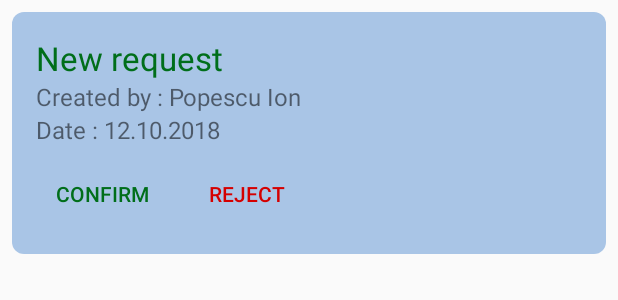
After one commit to catalinradoiu/MyMedicAndroid, an Android app: the layout awaiting_appointment_item.xml on its own in the app's theme, with its tools: preview values and no code run, on a phone screen of 412 x 824 dp. The commit adds this screen. Shown: the top 300 px of the screen. Run offline under Robolectric (Android 15) with nearby library versions, the phone set to English and light mode, and no system bars.

Commit message:
Implement awaiting appointment approve/reject flow

```diff
--- a/app/src/main/java/com/catalin/mymedic/MyMedicApplication.kt
+++ b/app/src/main/java/com/catalin/mymedic/MyMedicApplication.kt
@@ -4,6 +4,7 @@ import android.app.Application
 import com.catalin.mymedic.architecture.ApplicationComponent
 import com.catalin.mymedic.architecture.ApplicationModule
 import com.catalin.mymedic.architecture.DaggerApplicationComponent
+import com.catalin.mymedic.utils.FirebaseDatabaseConfig
 import com.google.firebase.database.FirebaseDatabase
 import com.google.firebase.messaging.FirebaseMessaging
 
@@ -22,6 +23,8 @@ class MyMedicApplication : Application() {
         super.onCreate()
         val database = FirebaseDatabase.getInstance()
         database.setPersistenceEnabled(true)
+        database.reference.child(FirebaseDatabaseConfig.MEDICAL_APPOINTMENTS_TABLE_NAME)
+            .keepSynced(true)
         FirebaseMessaging.getInstance().isAutoInitEnabled = true
     }
 }
--- a/app/src/main/java/com/catalin/mymedic/architecture/ApplicationComponent.kt
+++ b/app/src/main/java/com/catalin/mymedic/architecture/ApplicationComponent.kt
@@ -7,6 +7,7 @@ import com.catalin.mymedic.feature.authentication.registration.RegistrationActiv
 import com.catalin.mymedic.feature.createappointment.AppointmentCreateActivity
 import com.catalin.mymedic.feature.launcher.LauncherActivity
 import com.catalin.mymedic.feature.medicalrecord.MedicalRecordFragment
+import com.catalin.mymedic.feature.medicalrecord.awaitingappointments.AwaitingAppointmentsFragment
 import com.catalin.mymedic.feature.medicalrecord.search.medics.MedicsSearchActivity
 import com.catalin.mymedic.feature.medicalrecord.search.specialties.MedicalSpecialtiesSearchFragment
 import dagger.Component
@@ -30,4 +31,5 @@ interface ApplicationComponent {
     fun inject(medicsSearchActivity: MedicsSearchActivity)
     fun inject(appointmentCreateActivity: AppointmentCreateActivity)
     fun inject(firebaseInstanceIdService: MyMedicFirebaseInstanceIdService)
+    fun inject(awaitingAppointmentsFragment: AwaitingAppointmentsFragment)
 }
--- a/app/src/main/java/com/catalin/mymedic/feature/medicalrecord/MedicalRecordViewPagerMedic.kt
+++ b/app/src/main/java/com/catalin/mymedic/feature/medicalrecord/MedicalRecordViewPagerMedic.kt
@@ -3,6 +3,7 @@ package com.catalin.mymedic.feature.medicalrecord
 import android.support.v4.app.Fragment
 import android.support.v4.app.FragmentManager
 import android.support.v4.app.FragmentStatePagerAdapter
+import com.catalin.mymedic.feature.medicalrecord.awaitingappointments.AwaitingAppointmentsFragment
 import com.catalin.mymedic.feature.medicalrecord.search.specialties.MedicalSpecialtiesSearchFragment
 
 /**
@@ -14,7 +15,10 @@ class MedicalRecordViewPagerMedic(fragmentManager: FragmentManager) :
 
     var pageTitles: List<String>? = null
 
-    override fun getItem(position: Int): Fragment = MedicalSpecialtiesSearchFragment()
+    override fun getItem(position: Int): Fragment = when (position) {
+        0 -> AwaitingAppointmentsFragment()
+        else -> MedicalSpecialtiesSearchFragment()
+    }
 
     override fun getCount(): Int = pageTitles?.size ?: 0
 
--- a/app/src/main/java/com/catalin/mymedic/utils/FirebaseDatabaseConfig.kt
+++ b/app/src/main/java/com/catalin/mymedic/utils/FirebaseDatabaseConfig.kt
@@ -25,5 +25,6 @@ class FirebaseDatabaseConfig {
         //Appointments table
         const val MEDICAL_APPOINTMENTS_TABLE_NAME = "medical_appointments"
         const val APPOINTMENTS_TABLE_MEDIC_ID = "medicId"
+        const val APPOINTMENT_STATUS = "status"
     }
 }
--- /dev/null
+++ b/app/src/main/res/drawable/rounded_corner_transparent_blue.xml
@@ -0,0 +1,11 @@
+<?xml version="1.0" encoding="utf-8"?>
+<shape xmlns:android="http://schemas.android.com/apk/res/android"
+    android:shape="rectangle"
+    android:padding="10dp">
+    <solid android:color="@color/transparent_blue" />
+    <corners
+        android:bottomRightRadius="8dp"
+        android:bottomLeftRadius="8dp"
+        android:topLeftRadius="8dp"
+        android:topRightRadius="8dp" />
+</shape>
--- /dev/null
+++ b/app/src/main/res/layout/awaiting_appointment_item.xml
@@ -0,0 +1,64 @@
+<?xml version="1.0" encoding="utf-8"?>
+<layout xmlns:android="http://schemas.android.com/apk/res/android"
+    xmlns:app="http://schemas.android.com/apk/res-auto"
+    xmlns:tools="http://schemas.android.com/tools">
+
+    <data />
+
+    <android.support.constraint.ConstraintLayout
+        android:layout_width="match_parent"
+        android:layout_height="wrap_content"
+        android:layout_margin="@dimen/small_margin"
+        android:background="@drawable/rounded_corner_transparent_blue"
+        android:orientation="vertical"
+        android:padding="@dimen/primary_margin">
+
+        <TextView
+            android:id="@+id/new_appointment_text"
+            android:layout_width="match_parent"
+            android:layout_height="wrap_content"
+            android:text="@string/new_appointment_request"
+            android:textColor="@color/light_green"
+            android:textSize="@dimen/highlight_text_size"
+            app:layout_constraintTop_toTopOf="parent" />
+
+        <TextView
+            android:id="@+id/appointment_author"
+            android:layout_width="match_parent"
+            android:layout_height="wrap_content"
+            android:textSize="@dimen/alert_text_size"
+            app:layout_constraintTop_toBottomOf="@id/new_appointment_text"
+            tools:text="Created by : Popescu Ion" />
+
+        <TextView
+            android:id="@+id/appointment_time"
+            android:layout_width="match_parent"
+            android:layout_height="wrap_content"
+            android:textSize="@dimen/alert_text_size"
+            app:layout_constraintTop_toBottomOf="@id/appointment_author"
+            tools:text="Date : 12.10.2018" />
+
+        <Button
+            android:id="@+id/confirm_appoitment_button"
+            android:layout_width="wrap_content"
+            android:layout_height="wrap_content"
+            android:layout_marginTop="@dimen/small_margin"
+            android:background="?attr/selectableItemBackground"
+            android:text="@string/confirm"
+            android:textColor="@color/light_green"
+            app:layout_constraintTop_toBottomOf="@id/appointment_time" />
+
+        <Button
+            android:id="@+id/reject_appointment_button"
+            android:layout_width="wrap_content"
+            android:layout_height="wrap_content"
+            android:layout_marginStart="@dimen/small_margin"
+            android:layout_marginTop="@dimen/small_margin"
+            android:background="?attr/selectableItemBackground"
+            android:text="@string/reject"
+            android:textColor="@color/colorPrimary"
+            app:layout_constraintStart_toEndOf="@id/confirm_appoitment_button"
+            app:layout_constraintTop_toBottomOf="@id/appointment_time" />
+
+    </android.support.constraint.ConstraintLayout>
+</layout>
--- a/app/src/main/res/values/colors.xml
+++ b/app/src/main/res/values/colors.xml
@@ -9,4 +9,5 @@
     <color name="gray">#646464</color>
     <color name="dark_blue">#13457e</color>
     <color name="transparent_blue">#5a1565c0</color>
+    <color name="light_green">#006e1a</color>
 </resources>
--- a/app/src/main/res/values/strings.xml
+++ b/app/src/main/res/values/strings.xml
@@ -1,6 +1,8 @@
 <resources>
+
+    <!-- General strings -->
     <string name="app_name">MyMedic</string>
-    <string name="title_activity_authentication">AuthenticationActivity</string>
+    <string name="something_went_wrong">Something went wrong</string>
 
     <!-- Launcher -->
     <string name="welcome_anonymous_user">Welcome!</string>
@@ -58,6 +60,13 @@
     <string name="appointment_created">Your appointment request was sent successfully</string>
     <string name="no_internet_appointment_will_be_created">You have no internet now, but the appointment will be created once you get online</string>
 
+    <!-- Awaiting appointments -->
+    <string name="new_appointment_request">New request</string>
+    <string name="confirm">Confirm</string>
+    <string name="reject">Reject</string>
+    <string name="appointment_updated_successfully">Appointment has been updated</string>
+    <string name="no_internet_appointment_will_be_updated">You have no internet now, but he appointment will be updated once you get online</string>
+
     <string-array name="medical_record_patient_options">
         <item>Search</item>
         <item>Appointments</item>
```
Also changed, not shown: app/src/main/java/com/catalin/mymedic/data/MedicalAppointment.kt (+14 -3 lines), app/src/main/java/com/catalin/mymedic/feature/createappointment/AppointmentCreateViewModel.kt (+12 -3 lines), app/src/main/java/com/catalin/mymedic/feature/medicalrecord/awaitingappointments/AwaitingAppointmentsAdapter.kt (added, +87 -0 lines), app/src/main/java/com/catalin/mymedic/feature/medicalrecord/awaitingappointments/AwaitingAppointmentsFragment.kt (added, +123 -0 lines), app/src/main/java/com/catalin/mymedic/feature/medicalrecord/awaitingappointments/AwaitingAppointmentsViewModel.kt (added, +84 -0 lines), app/src/main/java/com/catalin/mymedic/storage/repository/MedicalAppointmentsRepository.kt (+6 -1 lines), app/src/main/java/com/catalin/mymedic/storage/source/MedicalAppointmentsFirebaseSource.kt (+22 -11 lines), app/src/main/java/com/catalin/mymedic/utils/extension/RxJavaObservables.kt (+9 -0 lines), app/src/main/res/layout/awaiting_appointments_fragment.xml (added, +29 -0 lines).
